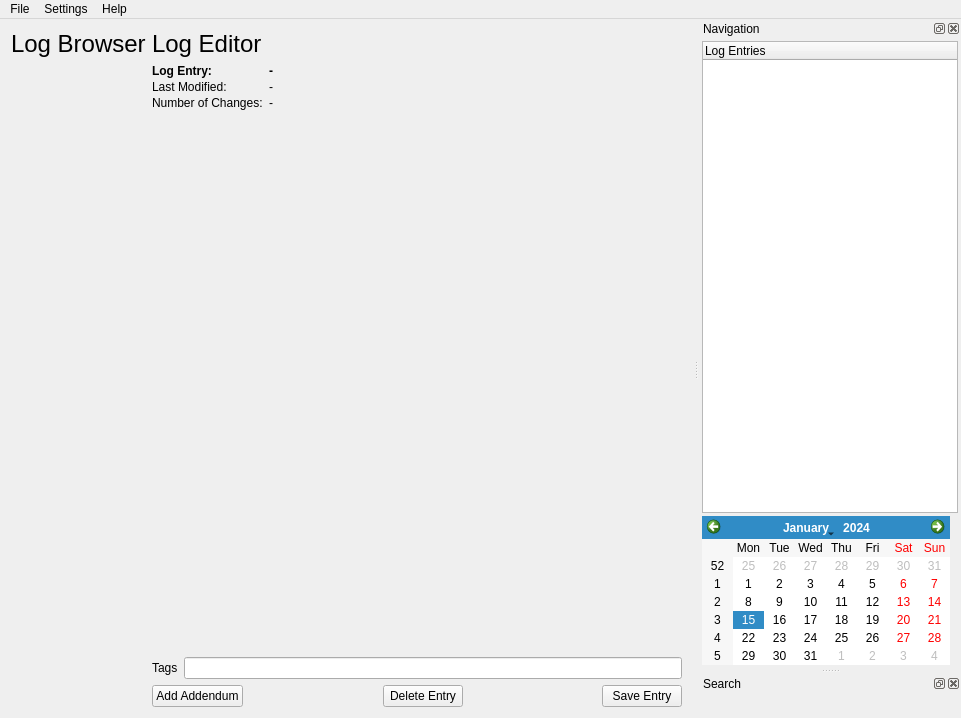
Qt form PyLogBookWindow.ui (redeyedvireo/PyLogBook) before a commit.
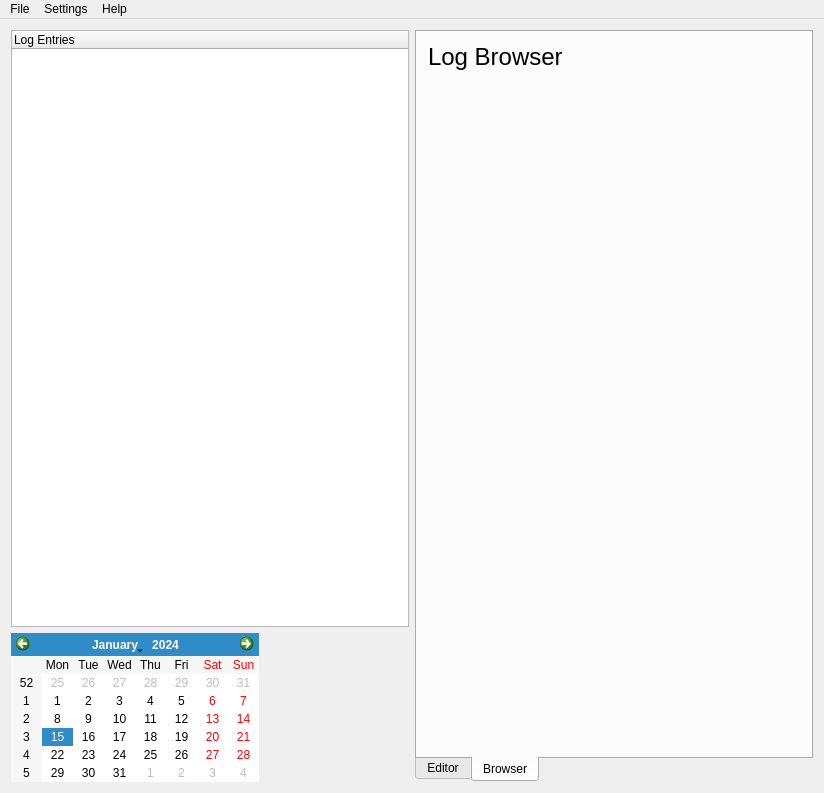
The same form after that commit. The open tabs and pages were chosen to show the change. Custom widgets are drawn as their Qt base class.

Commit message: Experiment with different window layout.

What changed in the file:
```diff
--- a/PyLogBookWindow.ui
+++ b/PyLogBookWindow.ui
@@ -6,8 +6,8 @@
    <rect>
     <x>0</x>
     <y>0</y>
-    <width>961</width>
-    <height>718</height>
+    <width>824</width>
+    <height>793</height>
    </rect>
   </property>
   <property name="windowTitle">
@@ -16,33 +16,45 @@
   <widget class="QWidget" name="centralWidget">
    <layout class="QHBoxLayout" name="horizontalLayout_3">
     <item>
+     <layout class="QVBoxLayout" name="verticalLayout_3">
+      <item>
+       <widget class="CLogEntryTree" name="logEntryTree">
+        <property name="headerHidden">
+         <bool>false</bool>
+        </property>
+        <column>
+         <property name="text">
+          <string notr="true">Log Entries</string>
+         </property>
+        </column>
+       </widget>
+      </item>
+      <item>
+       <widget class="CCalendar" name="curMonth">
+        <property name="sizePolicy">
+         <sizepolicy hsizetype="Fixed" vsizetype="Fixed">
+          <horstretch>0</horstretch>
+          <verstretch>0</verstretch>
+         </sizepolicy>
+        </property>
+       </widget>
+      </item>
+     </layout>
+    </item>
+    <item>
+     <widget class="QTabWidget" name="tabWidget">
+      <property name="tabPosition">
+       <enum>QTabWidget::South</enum>
+      </property>
+      <property name="currentIndex">
+       <number>0</number>
+      </property>
+      <widget class="QWidget" name="tab">
+       <attribute name="title">
+        <string>Editor</string>
+       </attribute>
      <layout class="QVBoxLayout" name="verticalLayout">
       <item>
-       <widget class="QLabel" name="label_2">
-        <property name="font">
-         <font>
-          <pointsize>18</pointsize>
-         </font>
-        </property>
-        <property name="text">
-         <string>Log Browser</string>
-        </property>
-       </widget>
-      </item>
-      <item>
-       <widget class="LogBrowser" name="logBrowser" native="true">
-        <property name="sizePolicy">
-         <sizepolicy hsizetype="Preferred" vsizetype="Preferred">
-          <horstretch>0</horstretch>
-          <verstretch>1</verstretch>
-         </sizepolicy>
-        </property>
-        <layout class="QVBoxLayout" name="verticalLayout_4"/>
-       </widget>
-      </item>
-     </layout>
-    </item>
-    <item>
      <layout class="QVBoxLayout" name="verticalLayout_2">
       <item>
        <widget class="QLabel" name="label_3">
@@ -196,12 +208,46 @@
     </item>
    </layout>
   </widget>
+      <widget class="QWidget" name="tab_2">
+       <attribute name="title">
+        <string>Browser</string>
+       </attribute>
+       <layout class="QVBoxLayout" name="verticalLayout_6">
+        <item>
+         <widget class="QLabel" name="label_2">
+          <property name="font">
+           <font>
+            <pointsize>18</pointsize>
+           </font>
+          </property>
+          <property name="text">
+           <string>Log Browser</string>
+          </property>
+         </widget>
+        </item>
+        <item>
+         <widget class="LogBrowser" name="logBrowser" native="true">
+          <property name="sizePolicy">
+           <sizepolicy hsizetype="Preferred" vsizetype="Preferred">
+            <horstretch>0</horstretch>
+            <verstretch>1</verstretch>
+           </sizepolicy>
+          </property>
+          <layout class="QVBoxLayout" name="verticalLayout_4"/>
+         </widget>
+        </item>
+       </layout>
+      </widget>
+     </widget>
+    </item>
+   </layout>
+  </widget>
   <widget class="QMenuBar" name="menuBar">
    <property name="geometry">
     <rect>
      <x>0</x>
      <y>0</y>
-     <width>961</width>
+     <width>824</width>
      <height>21</height>
     </rect>
    </property>
@@ -235,85 +281,6 @@
    <addaction name="menuSettings"/>
    <addaction name="menuHelp"/>
   </widget>
-  <widget class="QDockWidget" name="logListWidget">
-   <property name="windowTitle">
-    <string>Navigation</string>
-   </property>
-   <attribute name="dockWidgetArea">
-    <number>2</number>
-   </attribute>
-   <widget class="QWidget" name="dockWidgetContents_2">
-    <layout class="QVBoxLayout" name="verticalLayout_3">
-     <property name="spacing">
-      <number>3</number>
-     </property>
-     <property name="leftMargin">
-      <number>3</number>
-     </property>
-     <property name="topMargin">
-      <number>3</number>
-     </property>
-     <property name="rightMargin">
-      <number>3</number>
-     </property>
-     <property name="bottomMargin">
-      <number>3</number>
-     </property>
-     <item>
-      <widget class="CLogEntryTree" name="logEntryTree">
-       <property name="headerHidden">
-        <bool>false</bool>
-       </property>
-       <column>
-        <property name="text">
-         <string notr="true">Log Entries</string>
-        </property>
-       </column>
-      </widget>
-     </item>
-     <item>
-      <widget class="CCalendar" name="curMonth">
-       <property name="sizePolicy">
-        <sizepolicy hsizetype="Fixed" vsizetype="Fixed">
-         <horstretch>0</horstretch>
-         <verstretch>0</verstretch>
-        </sizepolicy>
-       </property>
-      </widget>
-     </item>
-    </layout>
-   </widget>
-  </widget>
-  <widget class="QDockWidget" name="searchDockWidget">
-   <property name="windowTitle">
-    <string>Search</string>
-   </property>
-   <attribute name="dockWidgetArea">
-    <number>2</number>
-   </attribute>
-   <widget class="QWidget" name="dockWidgetContents">
-    <layout class="QVBoxLayout" name="verticalLayout_5">
-     <property name="spacing">
-      <number>3</number>
-     </property>
-     <property name="leftMargin">
-      <number>3</number>
-     </property>
-     <property name="topMargin">
-      <number>3</number>
-     </property>
-     <property name="rightMargin">
-      <number>3</number>
-     </property>
-     <property name="bottomMargin">
-      <number>3</number>
-     </property>
-     <item>
-      <widget class="QWidget" name="searchWidget" native="true"/>
-     </item>
-    </layout>
-   </widget>
-  </widget>
   <action name="actionOpen">
    <property name="text">
     <string>Open Log File...</string>
```
Lines whose indentation alone changed are shown as unchanged.
